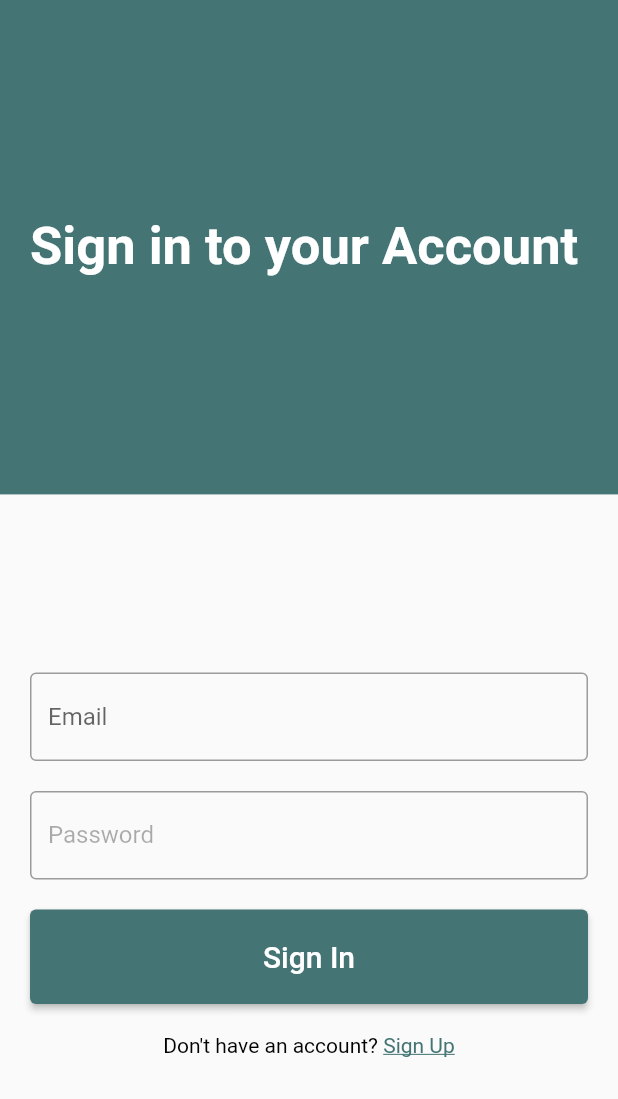
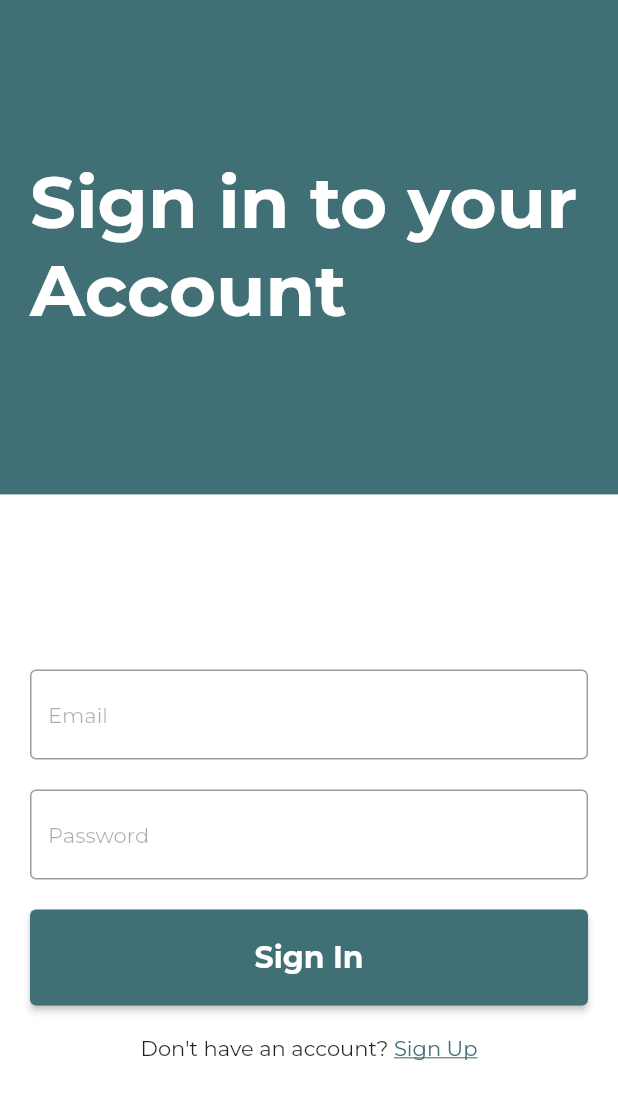
Before and after one commit to MrakJakob/Diploma, a Flutter app: the screen it shows after launch, on a phone screen of 412 x 824 dp. Shown: the top 1099 px of the screen. Run offline on Flutter 3.47's test engine with Material 2 defaults, Android fonts, the phone set to English and light mode, and no system bars; our stand-ins replace email_validator, firebase_auth, firebase_core, google_fonts; accounts and stored records are empty.

Commit message:
[#8] Created a basic app theme and replaced some hardcoded values

```diff
--- a/snowscape_tracker/lib/main.dart
+++ b/snowscape_tracker/lib/main.dart
@@ -1,9 +1,11 @@
 import 'package:firebase_auth/firebase_auth.dart';
 import 'package:firebase_core/firebase_core.dart';
 import 'package:flutter/material.dart';
+import 'package:google_fonts/google_fonts.dart';
 import 'package:provider/provider.dart';
 import 'package:snowscape_tracker/models/app_model.dart';
 import 'package:snowscape_tracker/services/user_service.dart';
+import 'package:snowscape_tracker/theme/custom_theme.dart';
 import 'package:snowscape_tracker/utils/snack_bar.dart';
 import 'package:snowscape_tracker/views/auth_page.dart';
 import 'package:snowscape_tracker/views/home_page.dart';
@@ -34,9 +36,7 @@ class MyApp extends StatelessWidget {
             return MaterialApp(
               title: 'Snowscape Tracker',
               scaffoldMessengerKey: SnackBarWidget.messengerKey,
-              theme: ThemeData(
-                primarySwatch: Colors.blue,
-              ),
+              theme: CustomTheme.lightTheme,
               home: MainPage(),
             );
           },
--- /dev/null
+++ b/snowscape_tracker/lib/theme/custom_theme.dart
@@ -0,0 +1,42 @@
+import 'package:flutter/material.dart';
+import 'package:google_fonts/google_fonts.dart';
+
+class CustomTheme {
+  static ThemeData get lightTheme {
+    return ThemeData(
+      // Define the default brightness and colors.
+      brightness: Brightness.light,
+      primaryColor: Color.fromARGB(
+          255, 64, 112, 118), // Color.fromARGB(255, 68, 116, 116),
+      scaffoldBackgroundColor: Colors.white,
+
+      // Define the default font family.
+      fontFamily: GoogleFonts.montserrat().fontFamily,
+
+      // Define the default TextTheme.
+      textTheme: const TextTheme(
+        displayLarge: TextStyle(
+          fontSize: 48.0,
+          fontWeight: FontWeight.bold,
+          color: Colors.white,
+        ),
+        titleLarge: TextStyle(
+          fontSize: 36.0,
+          fontWeight: FontWeight.bold,
+        ),
+        bodyMedium: TextStyle(
+          fontSize: 14.0,
+        ),
+        labelLarge: TextStyle(
+          fontSize: 20.0,
+          color: Colors.white,
+          fontWeight: FontWeight.bold,
+        ),
+        labelMedium: TextStyle(
+          fontSize: 14.0,
+          color: Color.fromARGB(83, 0, 0, 0),
+        ),
+      ),
+    );
+  }
+}
--- a/snowscape_tracker/lib/views/login_page.dart
+++ b/snowscape_tracker/lib/views/login_page.dart
@@ -41,19 +41,12 @@ class _LoginPageState extends State<LoginPage> {
             child: Container(
               alignment: Alignment.centerLeft,
               // height: MediaQuery.of(context).size.height * 0.4,
-              decoration:
-                  BoxDecoration(color: Color.fromARGB(255, 68, 116, 116)),
+              decoration: BoxDecoration(color: Theme.of(context).primaryColor),
               child: Padding(
                 padding: const EdgeInsets.all(20.0),
-                child: Title(
-                  color: Colors.white,
-                  child: const Text(
-                    "Sign in to your Account",
-                    style: TextStyle(
-                        fontSize: 35,
-                        fontWeight: FontWeight.bold,
-                        color: Colors.white),
-                  ),
+                child: Text(
+                  "Sign in to your Account",
+                  style: Theme.of(context).textTheme.displayLarge,
                 ),
               ),
             ),
@@ -68,8 +61,9 @@ class _LoginPageState extends State<LoginPage> {
                   // if (_isLoading) const CircularProgressIndicator(),  // TODO: figure out how to show this without breaking the layout
                   TextField(
                     controller: _emailController,
-                    decoration: const InputDecoration(
+                    decoration: InputDecoration(
                       hintText: "Email",
+                      hintStyle: Theme.of(context).textTheme.labelMedium,
                       border: OutlineInputBorder(),
                     ),
                     textInputAction: TextInputAction.next,
@@ -77,9 +71,9 @@ class _LoginPageState extends State<LoginPage> {
                   const SizedBox(height: 20),
                   TextField(
                     controller: _passwordController,
-                    decoration: const InputDecoration(
+                    decoration: InputDecoration(
                       hintText: "Password",
-                      hintStyle: TextStyle(color: Color.fromARGB(83, 0, 0, 0)),
+                      hintStyle: Theme.of(context).textTheme.labelMedium,
                       border: OutlineInputBorder(),
                     ),
                     textInputAction: TextInputAction.done,
@@ -92,28 +86,30 @@ class _LoginPageState extends State<LoginPage> {
                       onPressed: () => _handleLogin(),
                       style: ButtonStyle(
                           backgroundColor: MaterialStateProperty.all(
-                              Color.fromARGB(255, 68, 116, 116)),
+                              Theme.of(context).primaryColor),
                           padding: MaterialStateProperty.all(
                               const EdgeInsets.symmetric(
                                   horizontal: 100, vertical: 20))),
-                      child: const Text("Sign In",
-                          style: TextStyle(fontSize: 20, color: Colors.white)),
+                      child: Text("Sign In",
+                          style: Theme.of(context).textTheme.labelLarge),
                     ),
                   ),
                   const SizedBox(height: 20),
                   RichText(
                     text: TextSpan(
                       children: [
-                        const TextSpan(
+                        TextSpan(
                             text: "Don't have an account? ",
-                            style: TextStyle(color: Colors.black)),
+                            style: Theme.of(context).textTheme.bodyMedium),
                         TextSpan(
                           recognizer: TapGestureRecognizer()
                             ..onTap = _switchToSignup,
                           text: "Sign Up",
-                          style: const TextStyle(
-                              color: Color.fromARGB(255, 68, 116, 116),
-                              decoration: TextDecoration.underline),
+                          style:
+                              Theme.of(context).textTheme.bodyMedium!.copyWith(
+                                    color: Theme.of(context).primaryColor,
+                                    decoration: TextDecoration.underline,
+                                  ),
                         )
                       ],
                     ),
--- a/snowscape_tracker/pubspec.yaml
+++ b/snowscape_tracker/pubspec.yaml
@@ -27,6 +27,9 @@ dependencies:
 
   # Email validation
   email_validator: ^2.1.17
+
+  # Fonts
+  google_fonts: ^4.0.3
 
   latlng: ^0.2.1
   latlong2: ^0.8.1
```
Also changed, not shown: snowscape_tracker/lib/views/signup_page.dart (+21 -25 lines), snowscape_tracker/pubspec.lock, 1 other file.
